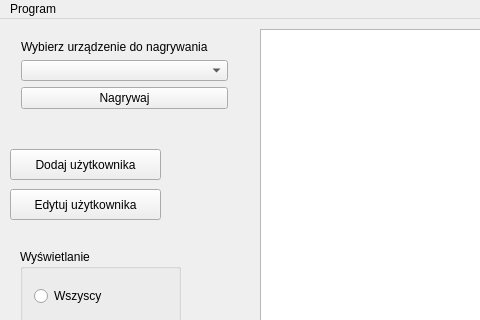
Before: the Qt Designer form src/mainwindow.ui in sggw-inf-2015-2/kk, drawn with Qt 5; both pictures show x 0 to 480 and y 0 to 320 of the 1031 by 440 pixel window.
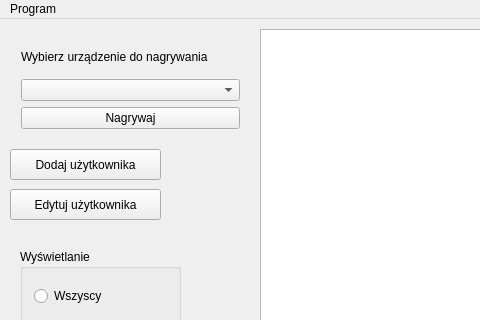
After: the same form once the commit is applied.

Diff of the .ui file:
```diff
--- a/src/mainwindow.ui
+++ b/src/mainwindow.ui
@@ -19,8 +19,8 @@
      <rect>
       <x>10</x>
       <y>10</y>
-      <width>229</width>
-      <height>91</height>
+      <width>241</width>
+      <height>111</height>
      </rect>
     </property>
     <layout class="QVBoxLayout" name="verticalLayout">
```
Left out of the diff: 2 changed lines with no effect on the pictures.
